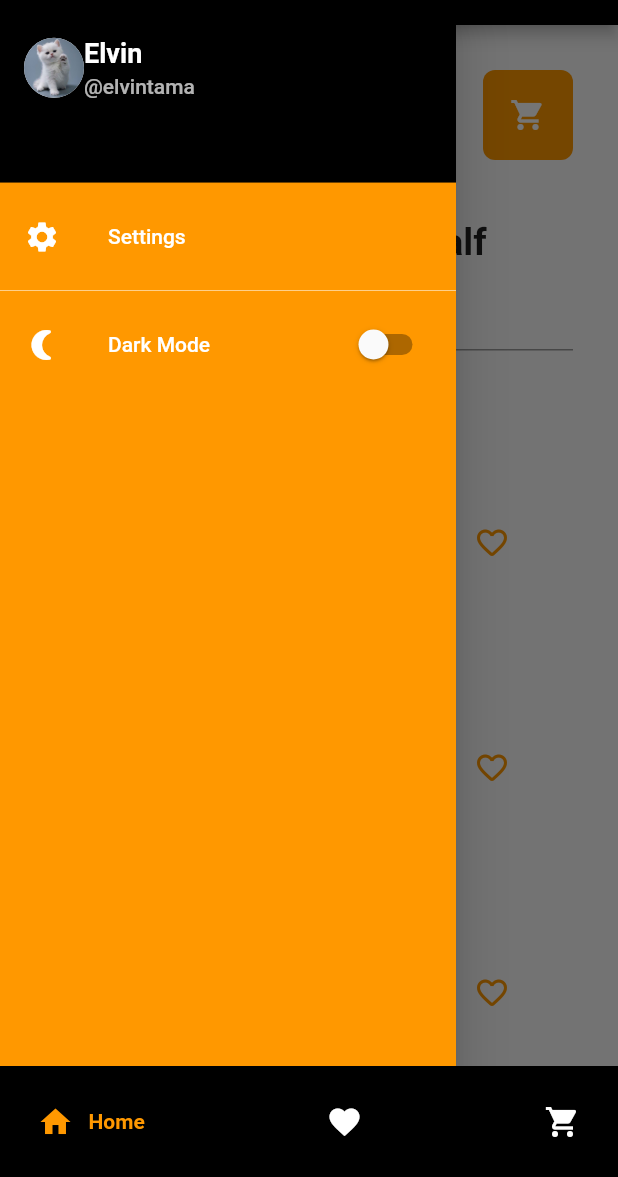
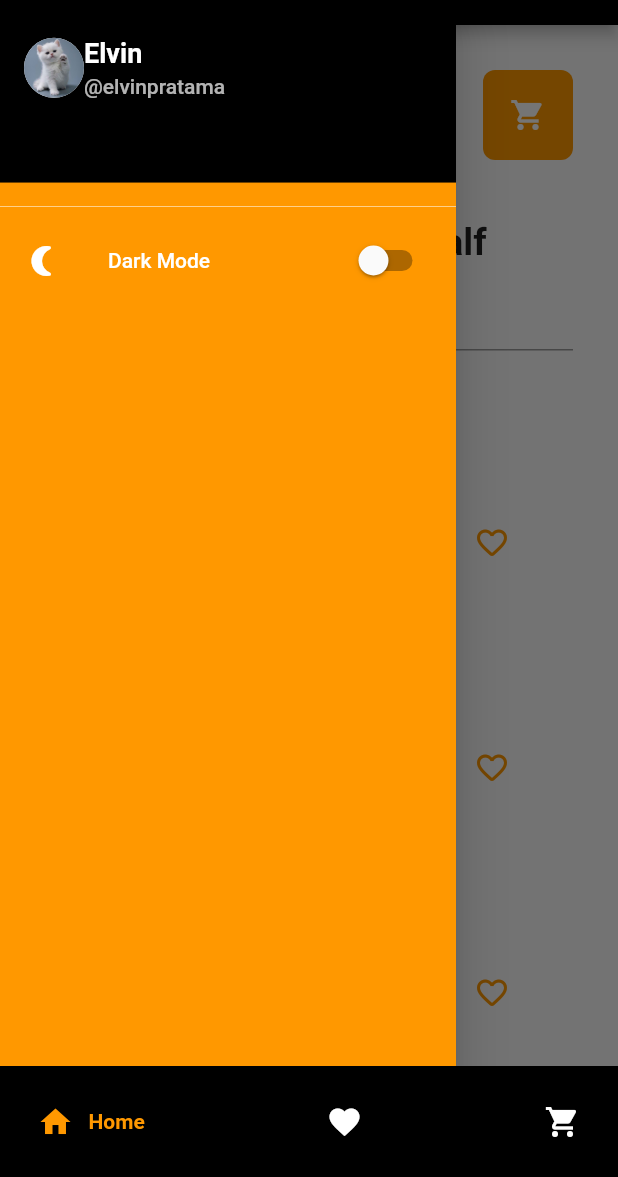
Before and after one commit to elvin-m24/project_uts_pemo, a Flutter app: the screen it shows after launch, with the side drawer open, on a phone screen of 412 x 824 dp, the part 59-1236 px from its top. Run offline on Flutter 3.47's test engine with Material 2 defaults, Android fonts, the phone set to English and light mode, and no system bars; drawn by our look-alikes of google_nav_bar.

Commit message:
commit 2

```diff
--- a/lib/drawer.dart
+++ b/lib/drawer.dart
@@ -47,7 +47,7 @@ class _DrawerWidgetState extends State<DrawerWidget> {
                       ),
                       const SizedBox(height: 4),
                       const Text(
-                        '@elvintama',
+                        '@elvinpratama',
                         style: TextStyle(
                           color: Colors.white70,
                           fontSize: 14,
@@ -57,21 +57,6 @@ class _DrawerWidgetState extends State<DrawerWidget> {
                   ),
                 ],
               ),
-            ),
-            ListTile(
-              leading: const Icon(
-                Icons.settings,
-                color: Colors.white,
-              ),
-              title: const Text(
-                'Settings',
-                style: TextStyle(
-                  color: Colors.white,
-                ),
-              ),
-              onTap: () {
-                // Navigate to settings screen
-              },
             ),
             const Divider(color: Colors.white54),
             ListTile(
```
